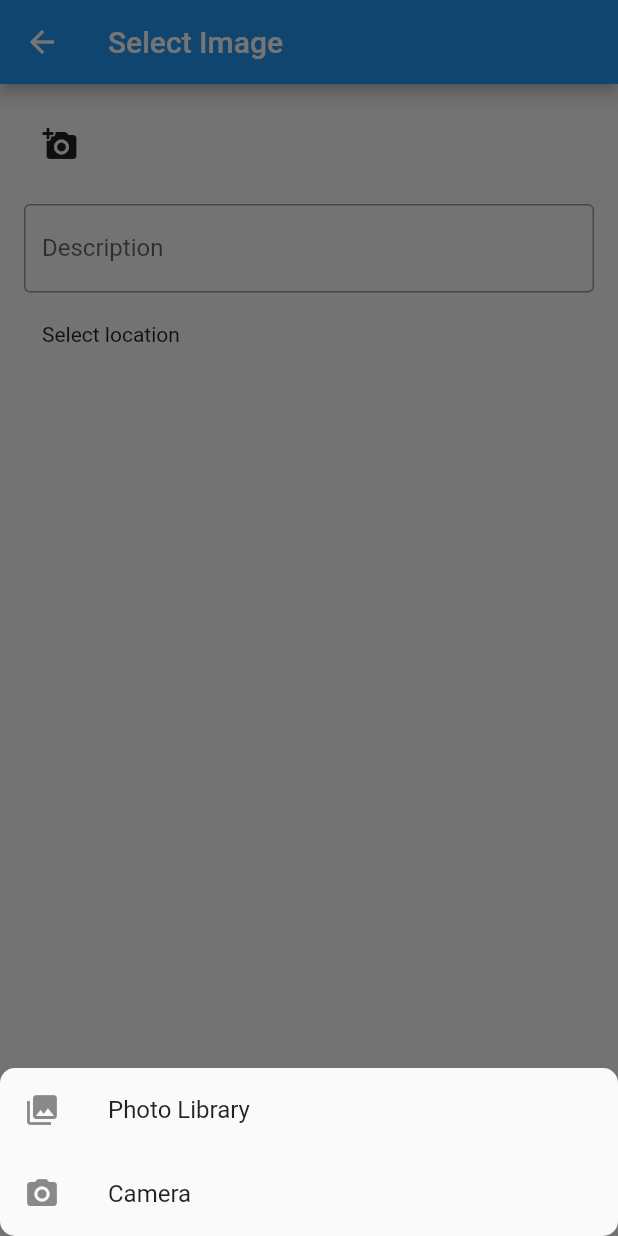
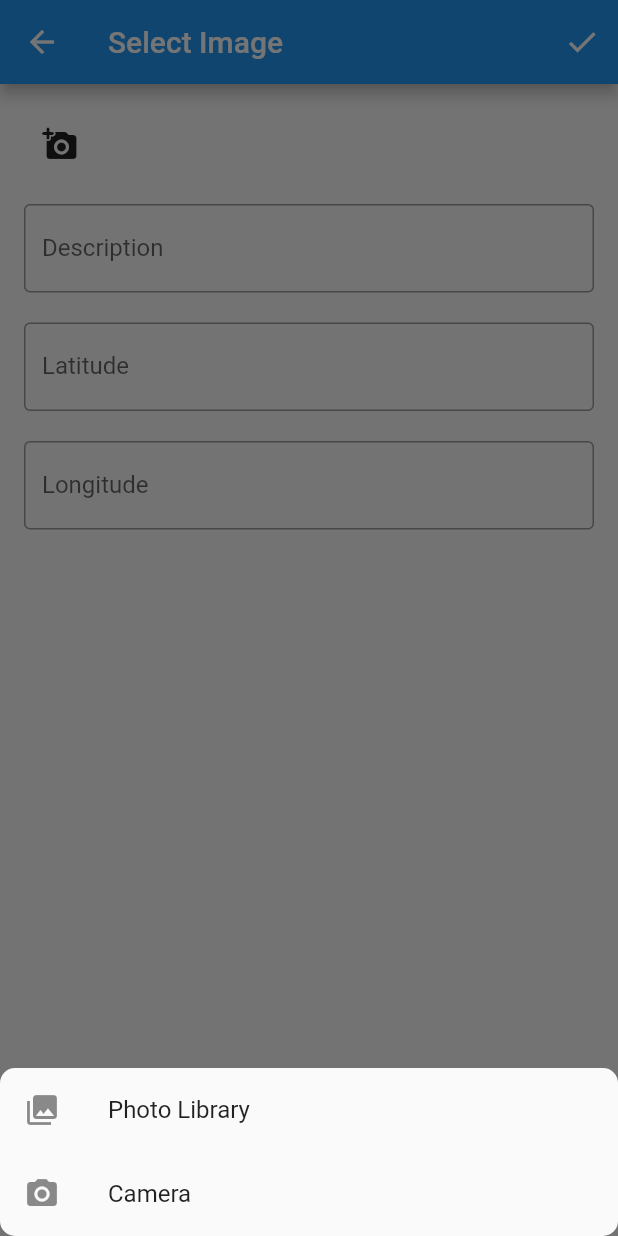
Before and after one commit to ihar-paliashchuk/PhotoMap, a Flutter app: the AddPhotoPage screen opened directly, after a tap on the "add a photo" icon, on a phone screen of 412 x 824 dp. Run offline on Flutter 3.47's test engine with Material 2 defaults, Android fonts, the phone set to English and light mode, and no system bars; our stand-ins replace cloud_firestore, dartz, equatable, firebase_core, firebase_storage, flutter_bloc and 2 more; missing offline and left inert: firebase_app_check; accounts and stored records are empty.

Commit message:
feature: upload photos with state

```diff
--- a/presentation/lib/bloc/photos_bloc.dart
+++ b/presentation/lib/bloc/photos_bloc.dart
@@ -6,8 +6,12 @@ import 'photos_event.dart';
 
 class PhotosBloc extends Bloc<PhotoEvent, PhotosState> {
   final UseCase _getPhotosUseCase;
+  final UseCase _uploadPhotosUseCase;
 
-  PhotosBloc(this._getPhotosUseCase) : super(PhotosLoading());
+  PhotosBloc(
+    this._getPhotosUseCase,
+    this._uploadPhotosUseCase,
+  ) : super(PhotosLoading());
 
   @override
   Stream<PhotosState> mapEventToState(PhotoEvent event) async* {
@@ -23,6 +27,15 @@ class PhotosBloc extends Bloc<PhotoEvent, PhotosState> {
       });
     } else if (event is PhotoPressedEvent) {
       //todo
+    } else if (event is UploadPhotosEvent) {
+      yield PhotosUploding();
+      final data = await _uploadPhotosUseCase(event.request);
+
+      yield* data.fold((l) async* {
+        yield PhotosError();
+      }, (result) async* {
+        yield UploadPhotosSuccess();
+      });
     }
   }
 }
--- a/presentation/lib/bloc/photos_event.dart
+++ b/presentation/lib/bloc/photos_event.dart
@@ -1,4 +1,5 @@
 import 'package:domain/entity/photos.dart';
+import 'package:domain/entity/upload_photos_request.dart';
 import 'package:equatable/equatable.dart';
 
 abstract class PhotoEvent extends Equatable {
@@ -14,6 +15,12 @@ class GetPhotosEvent extends PhotoEvent {
   const GetPhotosEvent({required this.userId});
 }
 
+class UploadPhotosEvent extends PhotoEvent {
+  final UploadPhotosRequest request;
+
+  const UploadPhotosEvent({required this.request});
+}
+
 class PhotoPressedEvent extends PhotoEvent {
   final Photos photos;
 
--- a/presentation/lib/bloc/photos_state.dart
+++ b/presentation/lib/bloc/photos_state.dart
@@ -10,10 +10,15 @@ abstract class PhotosState extends Equatable {
 
 class PhotosLoading extends PhotosState {}
 
+class PhotosUploding extends PhotosState {}
+
 class PhotosSuccess extends PhotosState {
   final List<Photos> photos;
 
   const PhotosSuccess({required this.photos});
+}
+
+class UploadPhotosSuccess extends PhotosState {
 }
 
 class PhotosError extends PhotosState {}
--- a/presentation/lib/pages/add_photo.dart
+++ b/presentation/lib/pages/add_photo.dart
@@ -1,7 +1,13 @@
 import 'dart:io';
+import 'package:domain/entity/upload_photos_request.dart';
 import 'package:flutter/foundation.dart';
 import 'package:flutter/material.dart';
+import 'package:flutter/scheduler.dart';
+import 'package:flutter_bloc/flutter_bloc.dart';
 import 'package:image_picker/image_picker.dart';
+import 'package:presentation/bloc/photos_bloc.dart';
+import 'package:presentation/bloc/photos_event.dart';
+import 'package:presentation/bloc/photos_state.dart';
 
 class AddPhotoPage extends StatefulWidget {
   const AddPhotoPage({Key? key}) : super(key: key);
@@ -11,18 +17,45 @@ class AddPhotoPage extends StatefulWidget {
 }
 
 class _AddPhotoState extends State<AddPhotoPage> {
-  TextEditingController descriptionController = TextEditingController();
+  final _descriptionController = TextEditingController();
+  final _latitudeController = TextEditingController();
+  final _longitudeController = TextEditingController();
+
+  final _descriptionGlobalKey = GlobalKey<FormState>();
+  final _latitudeGlobalKey = GlobalKey<FormState>();
+  final _longitudeGlobalKey = GlobalKey<FormState>();
 
   final List<XFile> _photos = [];
+  var _disableClicks = false;
 
   @override
   Widget build(BuildContext context) {
-    return Scaffold(
+    return AbsorbPointer(
+      absorbing: _disableClicks,
+      child: Scaffold(
           resizeToAvoidBottomInset: false,
           appBar: AppBar(
               title: const Text("Select Image"),
-      ),
-      body: Padding(
+              actions: _buildAppBarActions()),
+          body: _buildBody()),
+    );
+  }
+
+  Widget _buildBody() {
+    return BlocBuilder<PhotosBloc, PhotosState>(builder: (context, state) {
+      Widget stateWidget = const Spacer();
+      if (state is PhotosUploding) {
+        stateWidget = const Center(child: CircularProgressIndicator());
+      } else if (state is PhotosError) {
+        stateWidget = const Center(child: Text("Error"));
+      } else if (state is UploadPhotosSuccess) {
+        BlocProvider.of<PhotosBloc>(context)
+            .add(const GetPhotosEvent(userId: '1234'));
+        SchedulerBinding.instance?.addPostFrameCallback((_) {
+          Navigator.of(context).pop();
+        });
+      }
+      return Padding(
         padding: const EdgeInsets.all(16.0),
         child: Column(
             mainAxisSize: MainAxisSize.min,
@@ -30,16 +63,32 @@ class _AddPhotoState extends State<AddPhotoPage> {
             children: [
               ..._buildPhotoInfo(),
               SizedBox(height: 150, child: _buildPhotoList()),
+              stateWidget,
             ]),
+      );
+    });
+  }
+
+  _buildAppBarActions() {
+    return [
+      IconButton(
+          icon: const Icon(
+            Icons.check,
+            color: Colors.white,
           ),
-    );
+          onPressed: () => _validateAndUploadPhotos())
+    ];
   }
 
   List<Widget> _buildPhotoInfo() {
     return [
       _buildChoosePhoto(),
-      _buildDescription(),
-      _buildSelectLocation(),
+      _buildDescriptionForm(),
+      const SizedBox(height: 20),
+      _buildLatitudeForm(),
+      const SizedBox(height: 20),
+      _buildLongitudeForm(),
+      const SizedBox(height: 20),
     ];
   }
 
@@ -48,37 +97,52 @@ class _AddPhotoState extends State<AddPhotoPage> {
       padding: const EdgeInsets.only(bottom: 16.0),
       child: IconButton(
           icon: const Icon(Icons.add_a_photo_rounded),
-        onPressed: () {
-          _showGalleryOrCameraBottomSheet(context);
-        },
-      ),
+          onPressed: () => _showGalleryOrCameraBottomSheet(context)),
     );
   }
 
-  Widget _buildDescription() {
-    return TextFormField(
-      controller: descriptionController,
+  Widget _buildDescriptionForm() {
+    return Form(
+      key: _descriptionGlobalKey,
+      child: TextFormField(
+          controller: _descriptionController,
           validator: (value) {
             if (value == null || value.isEmpty) {
               return 'Description is empty';
             }
             return null;
           },
-      decoration: const InputDecoration(
-          border: OutlineInputBorder(), labelText: 'Description'),
+          decoration: _getInputDecoration('Description')),
     );
   }
 
-  Widget _buildSelectLocation() {
-    return Padding(
-      padding: const EdgeInsets.only(top: 8.0, bottom: 8.0),
-      child: InkWell(
-        onTap: () {},
-        child: const Padding(
-          padding: EdgeInsets.all(12.0),
-          child: Text('Select location'),
-        ),
-      ),
+  Widget _buildLatitudeForm() {
+    return Form(
+      key: _latitudeGlobalKey,
+      child: TextFormField(
+          controller: _latitudeController,
+          validator: (value) {
+            if (value == null || value.isEmpty) {
+              return 'Latitude is empty';
+            }
+            return null;
+          },
+          decoration: _getInputDecoration('Latitude')),
+    );
+  }
+
+  Widget _buildLongitudeForm() {
+    return Form(
+      key: _longitudeGlobalKey,
+      child: TextFormField(
+          controller: _longitudeController,
+          validator: (value) {
+            if (value == null || value.isEmpty) {
+              return 'Longitude is empty';
+            }
+            return null;
+          },
+          decoration: _getInputDecoration('Longitude')),
     );
   }
 
@@ -124,6 +188,31 @@ class _AddPhotoState extends State<AddPhotoPage> {
     }
   }
 
+  _validateAndUploadPhotos() {
+    if (_photos.isEmpty) {
+      const snackBar = SnackBar(content: Text("Please add any image"));
+      ScaffoldMessenger.of(context).showSnackBar(snackBar);
+      return;
+    }
+    if (_descriptionGlobalKey.currentState!.validate() &&
+        _latitudeGlobalKey.currentState!.validate() &&
+        _longitudeGlobalKey.currentState!.validate()) {
+      _disableClicks = true;
+
+      FocusScope.of(context).unfocus();
+
+      final params = UploadPhotosRequest(
+          id: UniqueKey().toString(),
+          description: _descriptionController.text,
+          latitude: _latitudeController.text,
+          longitude: _longitudeController.text,
+          photos: _photos.map((e) => File(e.path)).toList());
+
+      BlocProvider.of<PhotosBloc>(context)
+          .add(UploadPhotosEvent(request: params));
+    }
+  }
+
   void _showGalleryOrCameraBottomSheet(context) {
     showModalBottomSheet(
         shape: RoundedRectangleBorder(
@@ -157,4 +246,9 @@ class _AddPhotoState extends State<AddPhotoPage> {
           );
         });
   }
+
+  InputDecoration _getInputDecoration(String laberText) {
+    return InputDecoration(
+        border: const OutlineInputBorder(), labelText: laberText);
   }
+}
```
Lines whose indentation alone changed are shown as unchanged.
